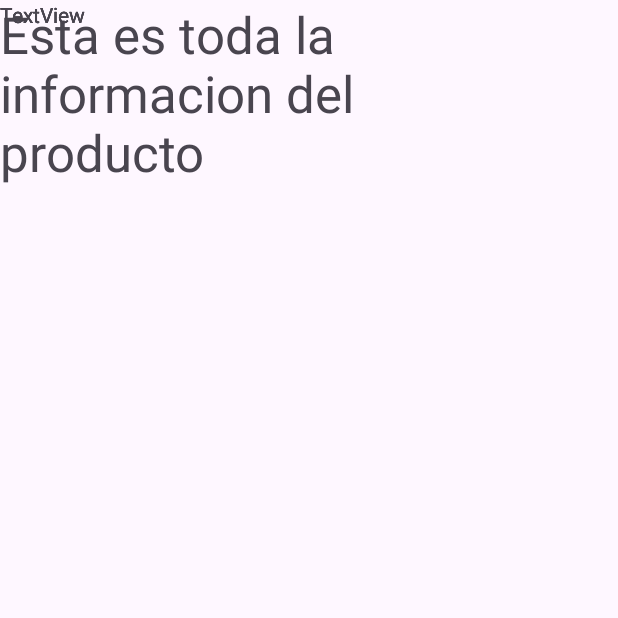
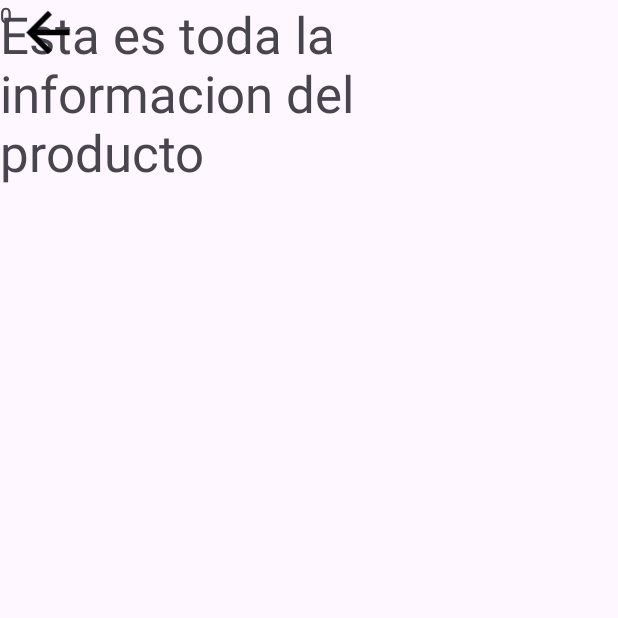
Before and after one commit to JoseIraheta234/CRUD-Chepelui, an Android app: the Detalle_Productos screen opened directly, with no data from a screen before it, on a phone screen of 412 x 824 dp, the top half of it. Run offline under Robolectric (Android 15) with nearby library versions, the phone set to English and light mode, and no system bars.

Commit message:
no me acuerdo que agregamos

```diff
--- a/a/CRUDPaco/app/src/main/java/RecyclerViewHelper/Adaptador.kt
+++ b/a/CRUDPaco/app/src/main/java/RecyclerViewHelper/Adaptador.kt
@@ -4,6 +4,7 @@ import Modelo.ClaseConexion
 import Modelo.dataClassProductos
 import android.app.AlertDialog
 import android.app.Dialog
+import android.content.Intent
 import android.view.LayoutInflater
 import android.view.ViewGroup
 import android.widget.EditText
@@ -12,6 +13,7 @@ import kotlinx.coroutines.Dispatchers
 import kotlinx.coroutines.GlobalScope
 import kotlinx.coroutines.launch
 import kotlinx.coroutines.withContext
+import paco.crudpaco.Detalle_Productos
 import paco.crudpaco.R
 import java.nio.file.attribute.AclEntry.Builder
 
@@ -191,6 +193,23 @@ class Adaptador(private var Datos: List<dataClassProductos>) : RecyclerView.Adap
 
         holder.itemView.setOnClickListener {
 
+            // invoco el contexto
+
+            val context = holder.itemView.context
+
+            // cambiamos de pantalla
+            // abro la pantalla de detalle productos
+
+            val pantallaDetalles = Intent(context, Detalle_Productos:: class.java)
+
+            //aqui, antes de abrir la nueva pantalla, ke mando los parametros
+
+            pantallaDetalles.putExtra("uuid", item.uuid)
+            pantallaDetalles.putExtra("nombre", item.nombreProducto)
+            pantallaDetalles.putExtra("precio", item.precio)
+            pantallaDetalles.putExtra("cantidad", item.cantidad)
+
+            context.startActivity(pantallaDetalles)
 
 
         }
--- a/a/CRUDPaco/app/src/main/java/paco/crudpaco/Detalle_Productos.kt
+++ b/a/CRUDPaco/app/src/main/java/paco/crudpaco/Detalle_Productos.kt
@@ -1,10 +1,14 @@
 package paco.crudpaco
 
+import android.content.Intent
 import android.os.Bundle
+import android.widget.ImageView
+import android.widget.TextView
 import androidx.activity.enableEdgeToEdge
 import androidx.appcompat.app.AppCompatActivity
 import androidx.core.view.ViewCompat
 import androidx.core.view.WindowInsetsCompat
+import org.w3c.dom.Text
 
 class Detalle_Productos : AppCompatActivity() {
     override fun onCreate(savedInstanceState: Bundle?) {
@@ -16,5 +20,36 @@ class Detalle_Productos : AppCompatActivity() {
             v.setPadding(systemBars.left, systemBars.top, systemBars.right, systemBars.bottom)
             insets
         }
+
+        // 1- mando a llamar a otodos los elementos de la pantalla
+
+        val txtUUIDDetalle = findViewById<TextView>(R.id.txtUUIDDetalle)
+        val txtNombreDetalle = findViewById<TextView>(R.id.txtNombreDetalle)
+        val txtPrecioDetalle = findViewById<TextView>(R.id.txtPrecioDetalle)
+        val txtCantidadDetalle = findViewById<TextView>(R.id.txtCantidadDetalle)
+        val imgAtras = findViewById<ImageView>(R.id.imgAtras)
+
+
+
+        // 2- recibir los valores
+        val UUIDProducto = intent.getStringExtra("uuid")
+        val nombreProducto = intent.getStringExtra("nombre")
+        val precioProducto = intent.getIntExtra("precio", 0 )
+        val cantidadProducto = intent.getIntExtra("cantidad", 0)
+
+        // 3- Poner los valores recibidos en el textView
+
+        txtUUIDDetalle.text = UUIDProducto
+        txtNombreDetalle.text = nombreProducto
+        txtPrecioDetalle.text = precioProducto.toString()
+        txtCantidadDetalle.text = cantidadProducto.toString()
+
+
+        imgAtras.setOnClickListener {
+            val pantallaAtras = Intent(this, MainActivity::class.java)
+            startActivity(pantallaAtras)
+        }
+
+
     }
 }
--- /dev/null
+++ b/a/CRUDPaco/app/src/main/res/drawable/baseline_arrow_back_24.xml
@@ -0,0 +1,5 @@
+<vector xmlns:android="http://schemas.android.com/apk/res/android" android:autoMirrored="true" android:height="24dp" android:tint="#000000" android:viewportHeight="24" android:viewportWidth="24" android:width="24dp">
+
+    <path android:fillColor="@android:color/white" android:pathData="M20,11H7.83l5.59,-5.59L12,4l-8,8 8,8 1.41,-1.41L7.83,13H20v-2z"/>
+
+</vector>
--- a/a/CRUDPaco/app/src/main/res/layout/activity_detalle_productos.xml
+++ b/a/CRUDPaco/app/src/main/res/layout/activity_detalle_productos.xml
@@ -10,41 +10,47 @@
     <TextView
         android:id="@+id/textView"
         android:layout_width="342dp"
-        android:layout_height="129dp"
+        android:layout_height="128dp"
         android:text="Esta es toda la informacion del producto"
         android:textSize="34sp"
         tools:layout_editor_absoluteX="16dp"
-        tools:layout_editor_absoluteY="16dp" />
+        tools:layout_editor_absoluteY="61dp" />
 
     <TextView
-        android:id="@+id/textView2"
+        android:id="@+id/txtUUIDDetalle"
         android:layout_width="wrap_content"
         android:layout_height="wrap_content"
         android:text="TextView"
-        tools:layout_editor_absoluteX="32dp"
-        tools:layout_editor_absoluteY="190dp" />
+        tools:layout_editor_absoluteX="25dp"
+        tools:layout_editor_absoluteY="212dp" />
 
     <TextView
-        android:id="@+id/textView3"
+        android:id="@+id/txtNombreDetalle"
         android:layout_width="wrap_content"
         android:layout_height="wrap_content"
         android:text="TextView"
-        tools:layout_editor_absoluteX="34dp"
-        tools:layout_editor_absoluteY="251dp" />
+        tools:layout_editor_absoluteX="25dp"
+        tools:layout_editor_absoluteY="271dp" />
 
     <TextView
-        android:id="@+id/textView4"
+        android:id="@+id/txtPrecioDetalle"
         android:layout_width="wrap_content"
         android:layout_height="wrap_content"
         android:text="TextView"
-        tools:layout_editor_absoluteX="35dp"
-        tools:layout_editor_absoluteY="306dp" />
+        tools:layout_editor_absoluteX="25dp"
+        tools:layout_editor_absoluteY="325dp" />
 
     <TextView
-        android:id="@+id/textView5"
+        android:id="@+id/txtCantidadDetalle"
         android:layout_width="wrap_content"
         android:layout_height="wrap_content"
         android:text="TextView"
-        tools:layout_editor_absoluteX="35dp"
-        tools:layout_editor_absoluteY="363dp" />
+        tools:layout_editor_absoluteX="25dp"
+        tools:layout_editor_absoluteY="376dp" />
+
+    <ImageView
+        android:id="@+id/imgAtras"
+        android:layout_width="64dp"
+        android:layout_height="43dp"
+        app:srcCompat="@drawable/baseline_arrow_back_24" />
 </androidx.constraintlayout.widget.ConstraintLayout>
```
